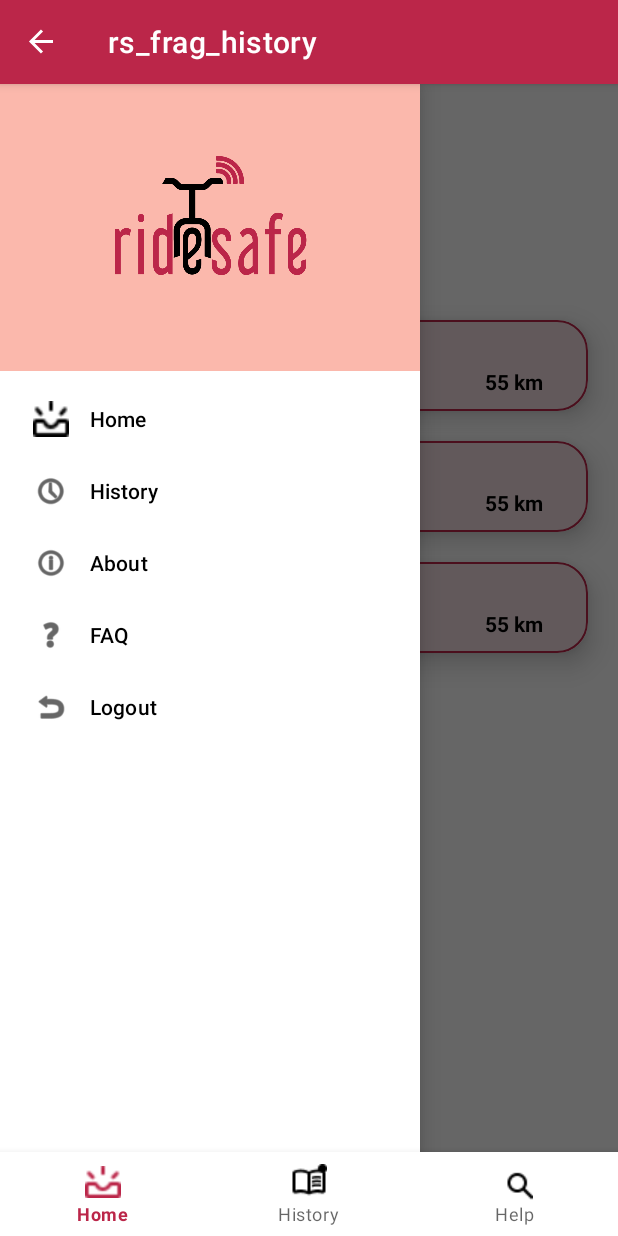
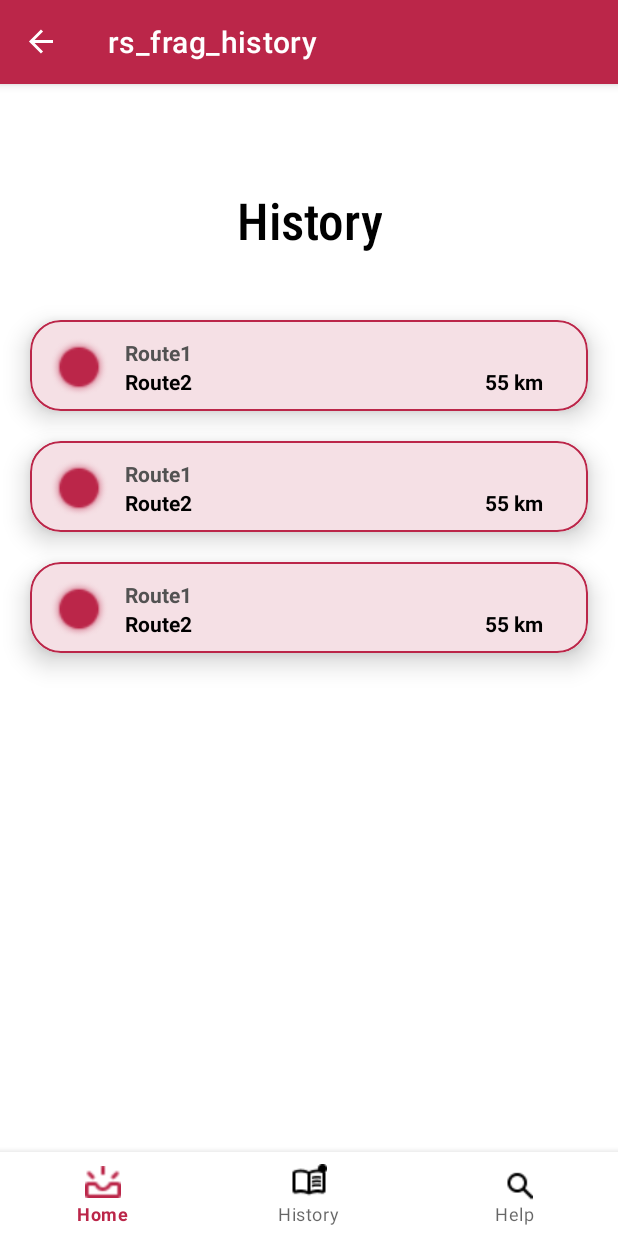
Before and after one commit to SirChubbx17/RideSafeV2, an Android app: the MainActivity screen opened directly, with no data from a screen before it, in the side drawer, after a tap on "History", on a phone screen of 412 x 824 dp. Run offline under Robolectric (Android 15) with nearby library versions, the phone set to English and light mode, and no system bars; our stand-ins replace data binding, navigation-ui; Roboto replaces fonts that are not available here.

Commit message:
combined current progress

```diff
--- a/app/build.gradle
+++ b/app/build.gradle
@@ -49,7 +49,7 @@ dependencies {
     implementation 'androidx.navigation:navigation-ui-ktx:2.5.3'
     implementation 'androidx.room:room-common:2.4.2'
     implementation 'androidx.databinding:databinding-runtime:7.3.1'
-    implementation 'com.google.android.gms:play-services-maps:18.1.0'
+
     testImplementation 'junit:junit:4.13.2'
     androidTestImplementation 'androidx.test.ext:junit:1.1.4'
     androidTestImplementation 'androidx.test.espresso:espresso-core:3.5.0'
@@ -72,4 +72,5 @@ dependencies {
     // maps
     implementation 'com.google.android.gms:play-services-maps:18.1.0'
     implementation 'com.google.android.gms:play-services-location:21.0.1'
+    implementation 'com.google.gms.google-services:com.google.gms.google-services.gradle.plugin:4.3.14'
 }
--- a/app/src/main/java/com/example/ridesafev2/MainActivity.kt
+++ b/app/src/main/java/com/example/ridesafev2/MainActivity.kt
@@ -14,12 +14,10 @@ import com.example.ridesafev2.databinding.ActivityMainBinding
 
 class MainActivity : AppCompatActivity() {
 
-    private lateinit var appBarConfiguration: AppBarConfiguration
     private lateinit var binding: ActivityMainBinding
     private lateinit var drawerLayout: DrawerLayout
 
     override fun onCreate(savedInstanceState: Bundle?) {
-        WindowCompat.setDecorFitsSystemWindows(window, false)
         super.onCreate(savedInstanceState)
 
         binding = ActivityMainBinding.inflate(layoutInflater)
@@ -40,8 +38,7 @@ class MainActivity : AppCompatActivity() {
     }
 
     override fun onSupportNavigateUp(): Boolean {
-        val navController = findNavController(R.id.nav_host_fragment_content_main)
-        return navController.navigateUp(appBarConfiguration)
-                || super.onSupportNavigateUp()
+        val navController = findNavController(R.id.myNavHostFragment)
+        return NavigationUI.navigateUp(navController, drawerLayout)
     }
 }
--- a/app/src/main/java/com/example/ridesafev2/ui/login/LoginActivity.kt
+++ b/app/src/main/java/com/example/ridesafev2/ui/login/LoginActivity.kt
@@ -68,7 +68,7 @@ class LoginActivity : AppCompatActivity() {
             }
             if (loginResult.success != null) {
                 updateUiWithUser(loginResult.success)
-                val intent = Intent(this@LoginActivity, MapsActivity::class.java)
+                val intent = Intent(this@LoginActivity, MainActivity::class.java)
                 startActivity(intent)
             }
             setResult(Activity.RESULT_OK)
--- a/app/src/main/res/layout/activity_main.xml
+++ b/app/src/main/res/layout/activity_main.xml
@@ -4,7 +4,6 @@
     xmlns:tools="http://schemas.android.com/tools"
     android:layout_width="match_parent"
     android:layout_height="match_parent"
-    android:fitsSystemWindows="true"
     tools:context=".MainActivity">
 
 <!--    <com.google.android.material.appbar.AppBarLayout-->
--- a/app/src/main/res/menu/nav_drawer.xml
+++ b/app/src/main/res/menu/nav_drawer.xml
@@ -3,23 +3,27 @@
     xmlns:tools="http://schemas.android.com/tools">
 
     <item
-        android:id="@+id/homeFragment"
+        android:id="@+id/homeFrag"
         android:icon="@drawable/home"
         android:title="Home" />
     <item
-        android:id="@+id/historyFragment"
+        android:id="@+id/mapsActivity"
+        android:icon="@drawable/home"
+        android:title="Maps" />
+    <item
+        android:id="@+id/history"
         android:icon="@android:drawable/ic_menu_recent_history"
         android:title="History" />
     <item
-        android:id="@+id/aboutFragment"
+        android:id="@+id/about"
         android:icon="@android:drawable/ic_menu_info_details"
         android:title="About" />
     <item
-        android:id="@+id/FAQFragment"
+        android:id="@+id/FAQ"
         android:icon="@android:drawable/ic_menu_help"
         android:title="FAQ" />
     <item
-        android:id="@+id/loginFragment"
+        android:id="@+id/loginActivity"
         android:icon="@android:drawable/ic_menu_revert"
         android:title="Logout" />
 
--- a/app/src/main/res/navigation/nav_menu.xml
+++ b/app/src/main/res/navigation/nav_menu.xml
@@ -19,6 +19,12 @@
         <action
             android:id="@+id/action_homeFrag_to_adventure"
             app:destination="@id/adventure" />
+        <action
+            android:id="@+id/action_homeFrag_to_mapsActivity"
+            app:destination="@id/mapsActivity" />
+        <action
+            android:id="@+id/action_homeFrag_to_loginActivity"
+            app:destination="@id/loginActivity" />
     </fragment>
     <fragment
         android:id="@+id/about"
@@ -65,4 +71,13 @@
             android:id="@+id/action_adventure_to_history"
             app:destination="@id/history" />
     </fragment>
+    <activity
+        android:id="@+id/mapsActivity"
+        android:name="com.example.ridesafev2.MapsActivity"
+        android:label="MapsActivity" />
+    <activity
+        android:id="@+id/loginActivity"
+        android:name="com.example.ridesafev2.ui.login.LoginActivity"
+        android:label="activity_login"
+        tools:layout="@layout/activity_login" />
 </navigation>
```
